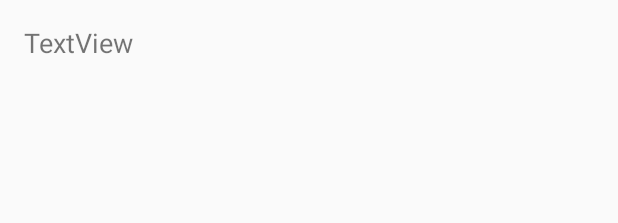
After one commit to limpid100/DAll, an Android app: the layout category_result_item_view.xml on its own in the app's theme, with its tools: preview values and no code run, on a phone screen of 412 x 824 dp. The commit adds this screen. Shown: the top 223 px of the screen. Run offline under Robolectric (Android 15) with nearby library versions, the phone set to English and light mode, and no system bars; network calls fail.

Commit message:
列表实现

```diff
--- a/app/build.gradle
+++ b/app/build.gradle
@@ -34,4 +34,5 @@ dependencies {
     implementation 'com.github.bumptech.glide:glide:4.8.0'
     implementation 'com.squareup.retrofit2:adapter-rxjava2:2.5.0'
     implementation 'com.android.support:design:28.0.0'
+    implementation 'com.android.support:recyclerview-v7:28.0.0'
 }
--- a/app/src/main/java/com/dxl/dall/base/BaseFragment.java
+++ b/app/src/main/java/com/dxl/dall/base/BaseFragment.java
@@ -16,7 +16,7 @@ public abstract class BaseFragment<T extends IPresenter> extends Fragment implem
 
     private Unbinder unbinder;
 
-    private T mPresenter;
+    protected T mPresenter;
 
 
     @Nullable
@@ -40,11 +40,11 @@ public abstract class BaseFragment<T extends IPresenter> extends Fragment implem
 
     }
 
-    private void initView() {
+    protected void initView() {
 
     }
 
-    private T createPresenter() {
+    protected T createPresenter() {
         return null;
     }
 
--- a/app/src/main/java/com/dxl/dall/splash/SplashActivity.java
+++ b/app/src/main/java/com/dxl/dall/splash/SplashActivity.java
@@ -4,7 +4,6 @@ import android.content.Intent;
 import android.view.View;
 import android.widget.Button;
 import android.widget.ImageView;
-import android.widget.Toast;
 
 import com.bumptech.glide.Glide;
 import com.bumptech.glide.request.RequestOptions;
@@ -67,7 +66,6 @@ public class SplashActivity extends BaseActivity<SplashPresenter> implements Spl
 
                     @Override
                     public void onComplete() {
-//                        Toast.makeText(SplashActivity.this, "完成", Toast.LENGTH_SHORT).show();
                         toMainActivity();
                     }
                 });
@@ -76,6 +74,7 @@ public class SplashActivity extends BaseActivity<SplashPresenter> implements Spl
 
     private void toMainActivity(){
         startActivity(new Intent(this, MainActivity.class));
+        finish();
     }
 
 
--- /dev/null
+++ b/app/src/main/res/layout/category_result_item_view.xml
@@ -0,0 +1,31 @@
+<?xml version="1.0" encoding="utf-8"?>
+<android.support.constraint.ConstraintLayout xmlns:android="http://schemas.android.com/apk/res/android"
+    xmlns:app="http://schemas.android.com/apk/res-auto"
+    xmlns:tools="http://schemas.android.com/tools"
+    android:layout_width="match_parent"
+    android:layout_height="wrap_content"
+    android:layout_margin="8dp">
+
+    <ImageView
+        android:id="@+id/image_view"
+        android:layout_width="100dp"
+        android:layout_height="100dp"
+        app:layout_constraintEnd_toEndOf="parent"
+        app:layout_constraintTop_toTopOf="parent" />
+
+    <TextView
+        android:id="@+id/tv_desc"
+        android:layout_width="0dp"
+        android:layout_height="wrap_content"
+        android:layout_marginStart="8dp"
+        android:layout_marginLeft="8dp"
+        android:layout_marginTop="8dp"
+        android:layout_marginEnd="8dp"
+        android:layout_marginRight="8dp"
+        android:textSize="18sp"
+        app:layout_constraintEnd_toStartOf="@+id/image_view"
+        app:layout_constraintStart_toStartOf="parent"
+        app:layout_constraintTop_toTopOf="parent"
+        tools:text="TextView" />
+
+</android.support.constraint.ConstraintLayout>
```
Also changed, not shown: app/src/main/java/com/dxl/dall/entity/GlobalConfig.java (+9 -0 lines), app/src/main/java/com/dxl/dall/main/CategoryContract.java (+10 -2 lines), app/src/main/java/com/dxl/dall/main/CategoryFragment.java (+66 -1 lines), app/src/main/java/com/dxl/dall/main/CategoryPresenter.java (+46 -0 lines), app/src/main/java/com/dxl/dall/main/CategoryResultAdapter.java (added, +78 -0 lines), app/src/main/java/com/dxl/dall/main/MainActivity.java (+4 -10 lines), app/src/main/res/layout/fragment_category.xml (+11 -17 lines).
